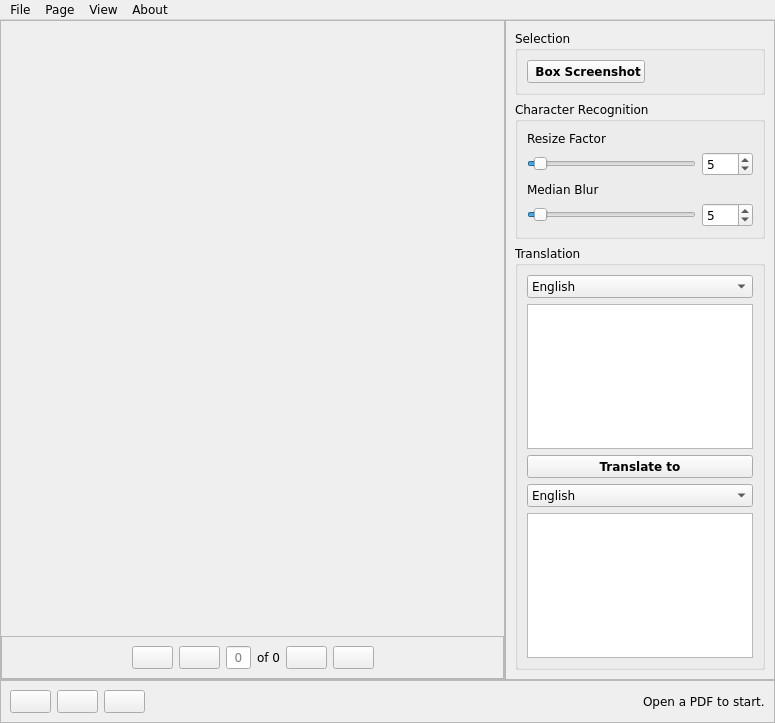
The window that comic-lens/form.ui (kylekce/Comic-Lens) describes before a commit, drawn with Qt 5.
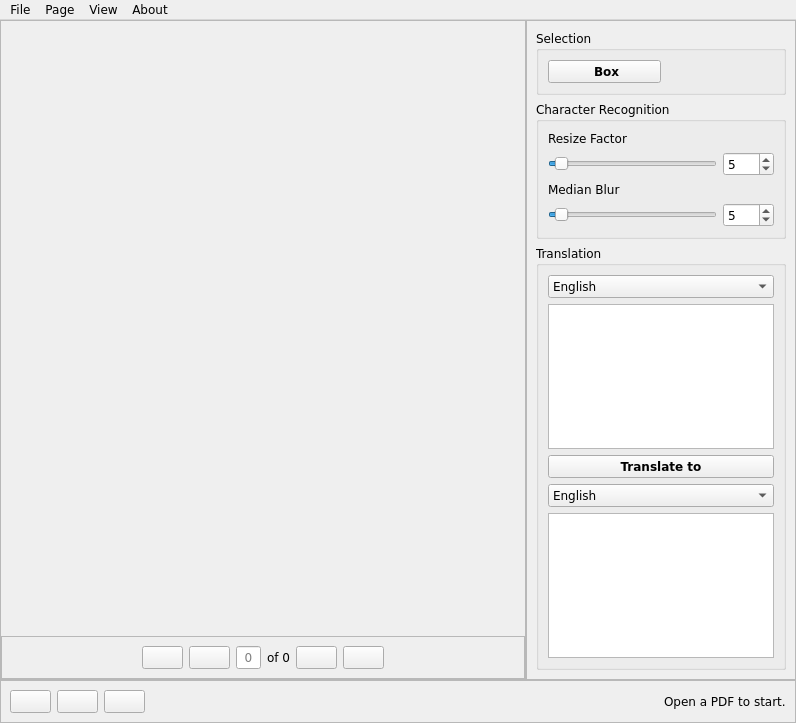
The same window after the commit. Icons and pictures are not drawn.

The edit to the form file:
```diff
--- a/comic-lens/form.ui
+++ b/comic-lens/form.ui
@@ -6,7 +6,7 @@
    <rect>
     <x>0</x>
     <y>0</y>
-    <width>766</width>
+    <width>796</width>
     <height>723</height>
    </rect>
   </property>
@@ -306,7 +306,7 @@
                  <string>Draw a Box for Screenshot</string>
                 </property>
                 <property name="text">
-                 <string> Box Screenshot</string>
+                 <string> Box</string>
                 </property>
                 <property name="icon">
                  <iconset resource="resource.qrc">
@@ -378,6 +378,9 @@
                 </item>
                 <item>
                  <widget class="QSpinBox" name="resize_factor_box">
+                  <property name="specialValueText">
+                   <string/>
+                  </property>
                   <property name="minimum">
                    <number>1</number>
                   </property>
@@ -702,7 +705,7 @@
     <rect>
      <x>0</x>
      <y>0</y>
-     <width>766</width>
+     <width>796</width>
      <height>23</height>
     </rect>
    </property>
```
Left out of the diff: 10 changed lines with no effect on the pictures.
